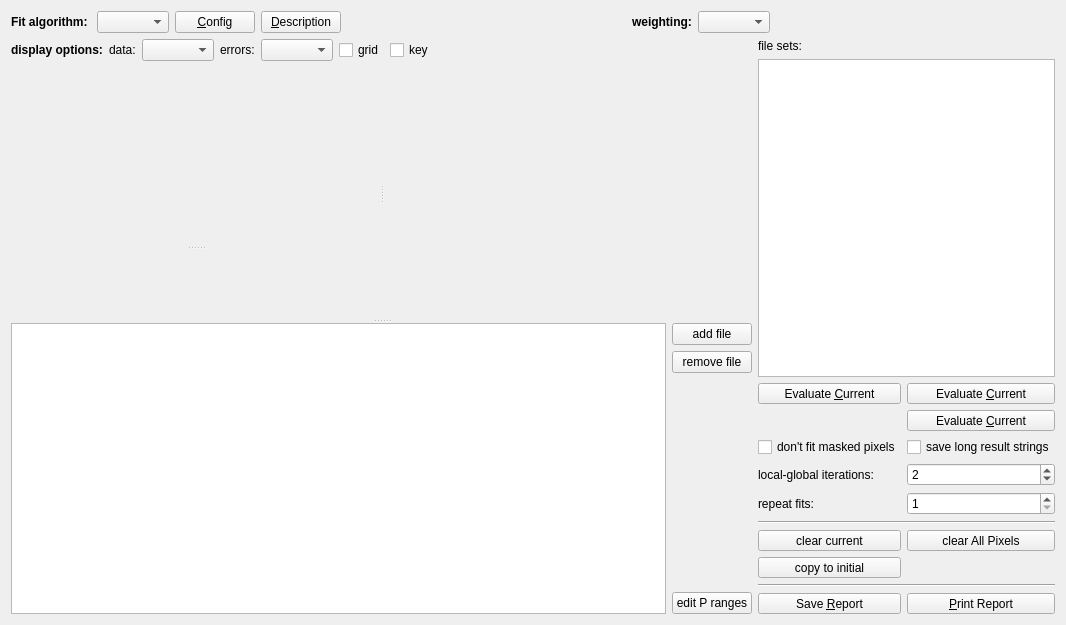
Qt form plugins/imfccsfit/qfimfccsfitevaluation_editor.ui (jkriege2/QuickFit3) before a commit.
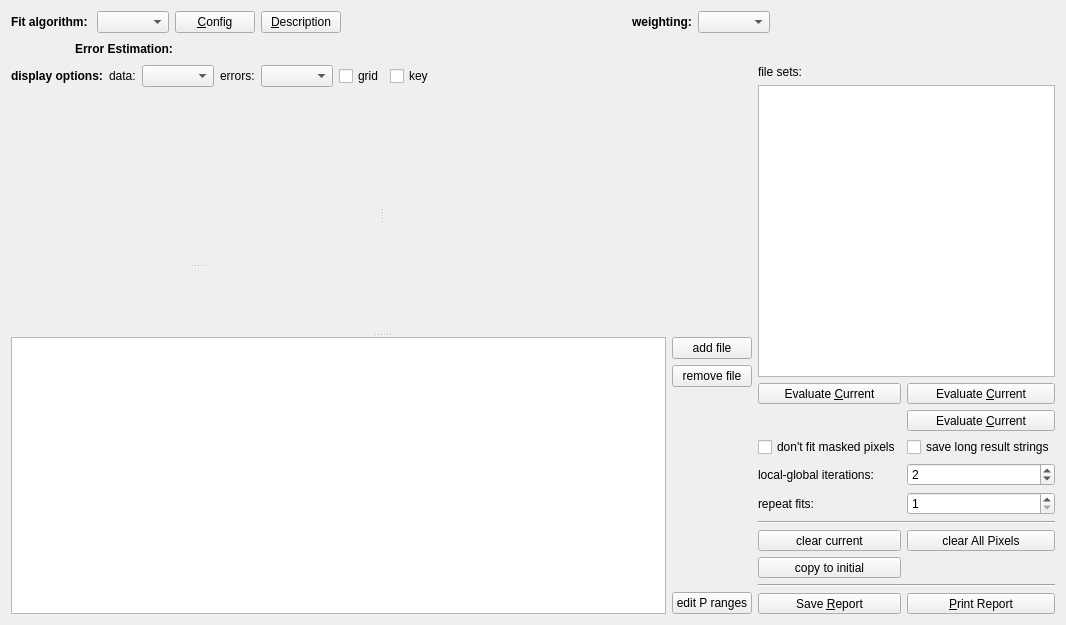
The same form after that commit. Icons and pictures are not drawn. Custom widgets are drawn as their Qt base class.

Commit message: Quickfit3:   - added bootstrapping to QFFitAlgorithm and us it in all fits (FCS/FCCS+imaging-arinats+table-plugin)   - improved online-help

What changed in the file:
```diff
--- a/plugins/imfccsfit/qfimfccsfitevaluation_editor.ui
+++ b/plugins/imfccsfit/qfimfccsfitevaluation_editor.ui
@@ -14,7 +14,133 @@
    <string>imFCCS Editor</string>
   </property>
   <layout class="QGridLayout" name="gridLayout" columnstretch="1,0">
-   <item row="1" column="1" rowspan="2">
+   <item row="3" column="0">
+    <widget class="QVisibleHandleSplitter" name="splitter_3">
+     <property name="orientation">
+      <enum>Qt::Vertical</enum>
+     </property>
+     <widget class="QVisibleHandleSplitter" name="splitter_2">
+      <property name="orientation">
+       <enum>Qt::Horizontal</enum>
+      </property>
+      <widget class="QVisibleHandleSplitter" name="splitter">
+       <property name="orientation">
+        <enum>Qt::Vertical</enum>
+       </property>
+       <widget class="QWidget" name="verticalLayoutWidget">
+        <layout class="QVBoxLayout" name="verticalLayout_4" stretch="0,1">
+         <item>
+          <widget class="QLabel" name="labPosition">
+           <property name="text">
+            <string/>
+           </property>
+          </widget>
+         </item>
+         <item>
+          <widget class="QFPlotter" name="pltData" native="true">
+           <property name="minimumSize">
+            <size>
+             <width>100</width>
+             <height>100</height>
+            </size>
+           </property>
+          </widget>
+         </item>
+        </layout>
+       </widget>
+       <widget class="QWidget" name="verticalLayoutWidget_2">
+        <layout class="QVBoxLayout" name="verticalLayout_5" stretch="1,0">
+         <item>
+          <widget class="QFPlotter" name="pltResiduals" native="true">
+           <property name="minimumSize">
+            <size>
+             <width>100</width>
+             <height>30</height>
+            </size>
+           </property>
+          </widget>
+         </item>
+         <item>
+          <widget class="DataCutSliders" name="datacut" native="true">
+           <property name="minimumSize">
+            <size>
+             <width>100</width>
+             <height>10</height>
+            </size>
+           </property>
+          </widget>
+         </item>
+        </layout>
+       </widget>
+      </widget>
+      <widget class="QFRDRImageToRunPreview" name="pltOverview" native="true">
+       <property name="minimumSize">
+        <size>
+         <width>100</width>
+         <height>100</height>
+        </size>
+       </property>
+      </widget>
+     </widget>
+     <widget class="QWidget" name="horizontalLayoutWidget">
+      <layout class="QHBoxLayout" name="horizontalLayout">
+       <item>
+        <widget class="QEnhancedTableView" name="tableView"/>
+       </item>
+       <item>
+        <layout class="QVBoxLayout" name="verticalLayout_2">
+         <item>
+          <widget class="QPushButton" name="btnAddFile">
+           <property name="text">
+            <string>add file</string>
+           </property>
+           <property name="icon">
+            <iconset resource="../../lib/lib.qrc">
+             <normaloff>:/lib/file_add.png</normaloff>:/lib/file_add.png</iconset>
+           </property>
+          </widget>
+         </item>
+         <item>
+          <widget class="QPushButton" name="btnRemoveFile">
+           <property name="text">
+            <string>remove file</string>
+           </property>
+           <property name="icon">
+            <iconset resource="../../lib/lib.qrc">
+             <normaloff>:/lib/file_delete.png</normaloff>:/lib/file_delete.png</iconset>
+           </property>
+          </widget>
+         </item>
+         <item>
+          <spacer name="verticalSpacer_2">
+           <property name="orientation">
+            <enum>Qt::Vertical</enum>
+           </property>
+           <property name="sizeHint" stdset="0">
+            <size>
+             <width>20</width>
+             <height>40</height>
+            </size>
+           </property>
+          </spacer>
+         </item>
+         <item>
+          <widget class="QPushButton" name="btnEditRanges">
+           <property name="text">
+            <string>edit P ranges</string>
+           </property>
+           <property name="checkable">
+            <bool>true</bool>
+           </property>
+          </widget>
+         </item>
+        </layout>
+       </item>
+      </layout>
+     </widget>
+    </widget>
+   </item>
+   <item row="2" column="1" rowspan="2">
     <layout class="QGridLayout" name="gridLayout_3">
      <item row="6" column="1">
       <widget class="QSpinBox" name="spinFitRepeats">
@@ -335,132 +461,6 @@
     </layout>
    </item>
    <item row="2" column="0">
-    <widget class="QVisibleHandleSplitter" name="splitter_3">
-     <property name="orientation">
-      <enum>Qt::Vertical</enum>
-     </property>
-     <widget class="QVisibleHandleSplitter" name="splitter_2">
-      <property name="orientation">
-       <enum>Qt::Horizontal</enum>
-      </property>
-      <widget class="QVisibleHandleSplitter" name="splitter">
-       <property name="orientation">
-        <enum>Qt::Vertical</enum>
-       </property>
-       <widget class="QWidget" name="verticalLayoutWidget">
-        <layout class="QVBoxLayout" name="verticalLayout_4" stretch="0,1">
-         <item>
-          <widget class="QLabel" name="labPosition">
-           <property name="text">
-            <string/>
-           </property>
-          </widget>
-         </item>
-         <item>
-          <widget class="QFPlotter" name="pltData" native="true">
-           <property name="minimumSize">
-            <size>
-             <width>100</width>
-             <height>100</height>
-            </size>
-           </property>
-          </widget>
-         </item>
-        </layout>
-       </widget>
-       <widget class="QWidget" name="verticalLayoutWidget_2">
-        <layout class="QVBoxLayout" name="verticalLayout_5" stretch="1,0">
-         <item>
-          <widget class="QFPlotter" name="pltResiduals" native="true">
-           <property name="minimumSize">
-            <size>
-             <width>100</width>
-             <height>30</height>
-            </size>
-           </property>
-          </widget>
-         </item>
-         <item>
-          <widget class="DataCutSliders" name="datacut" native="true">
-           <property name="minimumSize">
-            <size>
-             <width>100</width>
-             <height>10</height>
-            </size>
-           </property>
-          </widget>
-         </item>
-        </layout>
-       </widget>
-      </widget>
-      <widget class="QFRDRImageToRunPreview" name="pltOverview" native="true">
-       <property name="minimumSize">
-        <size>
-         <width>100</width>
-         <height>100</height>
-        </size>
-       </property>
-      </widget>
-     </widget>
-     <widget class="QWidget" name="horizontalLayoutWidget">
-      <layout class="QHBoxLayout" name="horizontalLayout">
-       <item>
-        <widget class="QEnhancedTableView" name="tableView"/>
-       </item>
-       <item>
-        <layout class="QVBoxLayout" name="verticalLayout_2">
-         <item>
-          <widget class="QPushButton" name="btnAddFile">
-           <property name="text">
-            <string>add file</string>
-           </property>
-           <property name="icon">
-            <iconset resource="../../lib/lib.qrc">
-             <normaloff>:/lib/file_add.png</normaloff>:/lib/file_add.png</iconset>
-           </property>
-          </widget>
-         </item>
-         <item>
-          <widget class="QPushButton" name="btnRemoveFile">
-           <property name="text">
-            <string>remove file</string>
-           </property>
-           <property name="icon">
-            <iconset resource="../../lib/lib.qrc">
-             <normaloff>:/lib/file_delete.png</normaloff>:/lib/file_delete.png</iconset>
-           </property>
-          </widget>
-         </item>
-         <item>
-          <spacer name="verticalSpacer_2">
-           <property name="orientation">
-            <enum>Qt::Vertical</enum>
-           </property>
-           <property name="sizeHint" stdset="0">
-            <size>
-             <width>20</width>
-             <height>40</height>
-            </size>
-           </property>
-          </spacer>
-         </item>
-         <item>
-          <widget class="QPushButton" name="btnEditRanges">
-           <property name="text">
-            <string>edit P ranges</string>
-           </property>
-           <property name="checkable">
-            <bool>true</bool>
-           </property>
-          </widget>
-         </item>
-        </layout>
-       </item>
-      </layout>
-     </widget>
-    </widget>
-   </item>
-   <item row="1" column="0">
     <layout class="QHBoxLayout" name="horizontalLayout_2">
      <item>
       <widget class="QLabel" name="label_5">
@@ -518,6 +518,56 @@
      </item>
     </layout>
    </item>
+   <item row="1" column="0" colspan="2">
+    <layout class="QHBoxLayout" name="horizontalLayout_4">
+     <item>
+      <spacer name="horizontalSpacer_5">
+       <property name="orientation">
+        <enum>Qt::Horizontal</enum>
+       </property>
+       <property name="sizeType">
+        <enum>QSizePolicy::Fixed</enum>
+       </property>
+       <property name="sizeHint" stdset="0">
+        <size>
+         <width>64</width>
+         <height>20</height>
+        </size>
+       </property>
+      </spacer>
+     </item>
+     <item>
+      <widget class="QLabel" name="label_9">
+       <property name="text">
+        <string>&lt;b&gt;Error Estimation: &lt;/b&gt;</string>
+       </property>
+      </widget>
+     </item>
+     <item>
+      <widget class="QFFitAlgorithmErrorEstimateModeWidget" name="widFitErrorEstimate" native="true">
+       <property name="minimumSize">
+        <size>
+         <width>16</width>
+         <height>0</height>
+        </size>
+       </property>
+      </widget>
+     </item>
+     <item>
+      <spacer name="horizontalSpacer_4">
+       <property name="orientation">
+        <enum>Qt::Horizontal</enum>
+       </property>
+       <property name="sizeHint" stdset="0">
+        <size>
+         <width>40</width>
+         <height>20</height>
+        </size>
+       </property>
+      </spacer>
+     </item>
+    </layout>
+   </item>
   </layout>
  </widget>
  <customwidgets>
@@ -527,12 +577,6 @@
    <header>qfplotter.h</header>
    <container>1</container>
   </customwidget>
-  <customwidget>
-   <class>QFRDRImageToRunPreview</class>
-   <extends>QWidget</extends>
-   <header>qfrdrimagetorunpreview.h</header>
-   <container>1</container>
-  </customwidget>
   <customwidget>
    <class>QVisibleHandleSplitter</class>
    <extends>QSplitter</extends>
@@ -570,6 +614,18 @@
    <extends>QComboBox</extends>
    <header>jkqtptools.h</header>
   </customwidget>
+  <customwidget>
+   <class>QFFitAlgorithmErrorEstimateModeWidget</class>
+   <extends>QWidget</extends>
+   <header>qffitalgorithmerrorestimatemodewidget.h</header>
+   <container>1</container>
+  </customwidget>
+  <customwidget>
+   <class>QFRDRImageToRunPreview</class>
+   <extends>QWidget</extends>
+   <header>qfrdrimagetorunpreview.h</header>
+   <container>1</container>
+  </customwidget>
  </customwidgets>
  <resources>
   <include location="../../lib/lib.qrc"/>
```
Left out of the diff: 46 changed lines with no effect on the pictures. The commit also changes 95 other files.
